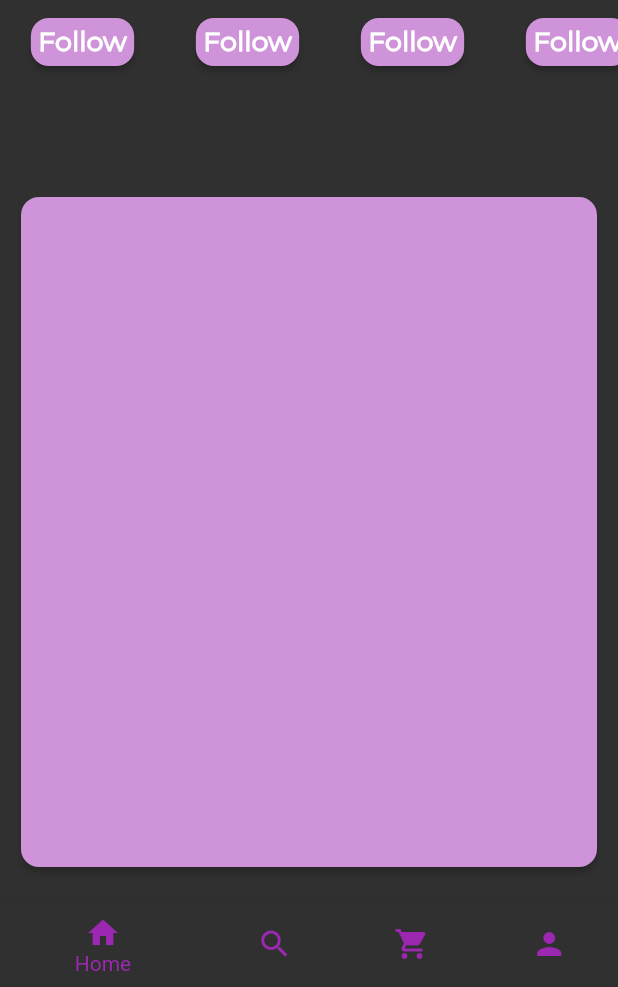
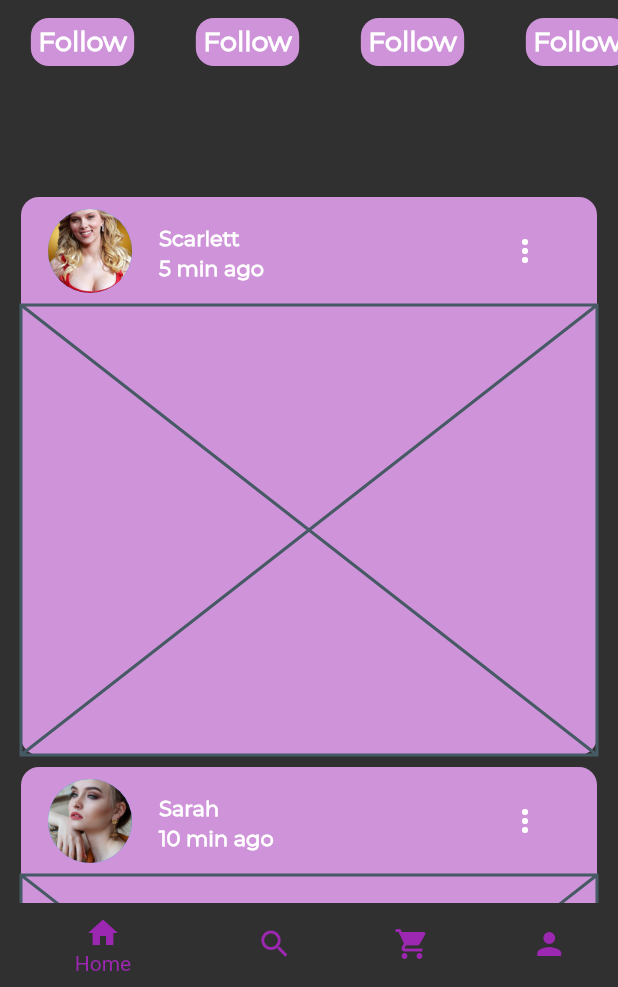
Before and after one commit to yamisagi/Fashion-App-Clone, a Flutter app: the screen it shows after launch, on a phone screen of 412 x 824 dp, the part 249-1236 px from its top. Run offline on Flutter 3.47's test engine with Material 2 defaults, Android fonts, the phone set to English and light mode, and no system bars.

Commit message:
fixed scrolledUnderElevation

```diff
--- a/lib/constant/constant.dart
+++ b/lib/constant/constant.dart
@@ -1,10 +1,12 @@
 import 'package:fashion_app/model/header_model.dart';
+import 'package:fashion_app/model/item_model.dart';
 import 'package:flutter/material.dart';
 
 class Constant {
   ///-----------------STRINGS-----------------///
   static const fontFamily = 'Montserrat';
   static const appBarTitle = Text('Fashion App');
+  static const avatarImage = 'assets/ic_model5.jpeg';
 
   ///-----------------STYLE-----------------///
   static const headerFontStyle = TextStyle(
@@ -23,6 +25,7 @@ class Constant {
   static const headerCardPadding = EdgeInsets.all(5.0);
   static const circleAvatarRadius = 50.0;
   static const circleAvatarLittleRadius = 15.0;
+  static const circleAvatarMinRadius = 30.0;
   static const headerCardRadius =
       EdgeInsets.only(bottom: 20, left: 10, right: 10);
 
@@ -59,4 +62,41 @@ class Constant {
         littleImagePath: 'assets/ic_chanellogo.jpg',
         description: 'Lorem Ipsum')
   ];
+  static final itemList = [
+    ItemModel(
+      modelName: 'Scarlett',
+      modelDescription: '5 min ago',
+      modelImage: 'assets/ic_model5.jpeg',
+      time: '5 min ago',
+    ),
+    ItemModel(
+      modelName: 'Sarah',
+      modelDescription: '10 min ago',
+      modelImage: 'assets/ic_model1.jpeg',
+      time: '10 min ago',
+    ),
+    ItemModel(
+      modelName: 'Emmet',
+      modelDescription: '25 min ago',
+      modelImage: 'assets/ic_model2.jpeg',
+      time: '25 min ago',
+    ),
+    ItemModel(
+      modelName: 'Jane',
+      modelDescription: '32 min ago',
+      modelImage: 'assets/ic_model3.jpeg',
+      time: '32 min ago',
+    ),
+    ItemModel(
+      modelName: 'Angelina',
+      modelDescription: '40 min ago',
+      modelImage: 'assets/ic_model4.jpg',
+      time: '40 min ago',
+    ),ItemModel(
+      modelName: 'Kira',
+      modelDescription: '55 min ago',
+      modelImage: 'assets/ic_model6.jpg',
+      time: '55 min ago',
+    ),
+  ];
 }
--- /dev/null
+++ b/lib/model/item_model.dart
@@ -0,0 +1,12 @@
+class ItemModel {
+  String modelName;
+  String modelDescription;
+  String modelImage;
+  String time;
+  ItemModel({
+    required this.modelName,
+    required this.modelDescription,
+    required this.modelImage,
+    required this.time,
+  });
+}
--- a/lib/page/main_screen.dart
+++ b/lib/page/main_screen.dart
@@ -2,16 +2,17 @@
 
 import 'package:fashion_app/constant/constant.dart';
 import 'package:fashion_app/widget/header.dart';
+import 'package:fashion_app/widget/item_builder.dart';
 import 'package:flutter/material.dart';
 
 class MainScreen extends StatelessWidget {
   MainScreen({Key? key}) : super(key: key);
 
   final headerList = Constant.modelList;
-
+  final itemList = Constant.itemList;
   @override
   Widget build(BuildContext context) {
-    return Column(mainAxisSize: MainAxisSize.min, children: [
+    return Column(children: [
       Expanded(
         flex: 1,
         child: AvatarList(
@@ -20,11 +21,8 @@ class MainScreen extends StatelessWidget {
       ),
       Expanded(
           flex: 2,
-          child: Padding(
-            padding: Constant.headerCardRadius,
-            child: Card(
-              child: Container(),
-            ),
+          child: ItemListBuilder(
+            itemList: itemList,
           ))
     ]);
   }
--- a/lib/theme/theme.dart
+++ b/lib/theme/theme.dart
@@ -9,6 +9,7 @@ class ProductTheme {
     ),
     useMaterial3: true,
     appBarTheme: const AppBarTheme(
+      scrolledUnderElevation: 0,
       centerTitle: false,
       elevation: 0,
       color: Colors.transparent,
@@ -27,6 +28,7 @@ class ProductTheme {
       color: Colors.orange[100],
     ),
     appBarTheme: AppBarTheme(
+      scrolledUnderElevation: 0,
       centerTitle: false,
       elevation: 0,
       color: Colors.transparent,
--- a/lib/widget/bottom_nav_bar.dart
+++ b/lib/widget/bottom_nav_bar.dart
@@ -13,6 +13,7 @@ class ProductNavBarState extends State<ProductNavBar> {
   @override
   Widget build(BuildContext context) {
     return BottomNavigationBar(
+      elevation: 0,
       type: BottomNavigationBarType.shifting,
       unselectedIconTheme: IconThemeData(color: widget.fixedColor),
       fixedColor: widget.fixedColor,
--- a/lib/widget/header.dart
+++ b/lib/widget/header.dart
@@ -61,6 +61,7 @@ class AvatarList extends StatelessWidget {
       onTap: (() => showDialog(
           context: context, builder: ((context) => _dialog(index, context)))),
       child: Card(
+        elevation: 0,
         margin: Constant.headerCardMargin,
         child: Padding(
           padding: Constant.headerCardPadding,
--- /dev/null
+++ b/lib/widget/item_builder.dart
@@ -0,0 +1,47 @@
+import 'package:fashion_app/model/item_model.dart';
+import 'package:flutter/material.dart';
+
+import '../constant/constant.dart';
+
+class ItemListBuilder extends StatelessWidget {
+  final List<ItemModel> itemList;
+  const ItemListBuilder({Key? key, required this.itemList}) : super(key: key);
+
+  @override
+  Widget build(BuildContext context) {
+    return ListView.builder(
+      padding: Constant.headerCardRadius,
+      itemBuilder: ((context, index) {
+        return Card(
+          elevation: 0,
+          child: Column(
+            children: [
+              ListTile(
+                leading: CircleAvatar(
+                  radius: Constant.circleAvatarMinRadius,
+                  backgroundImage: AssetImage(itemList[index].modelImage),
+                ),
+                title: Text(
+                  itemList[index].modelName,
+                  style: Constant.followButtonHeaderFontStyle,
+                ),
+                subtitle: Text(
+                  itemList[index].modelDescription,
+                  style: Constant.followButtonDescriptionFontStyle,
+                ),
+                trailing: IconButton(
+                  icon: const Icon(Icons.more_vert),
+                  onPressed: () {},
+                ),
+              ),
+              const Placeholder(
+                fallbackHeight: 300,
+              )
+            ],
+          ),
+        );
+      }),
+      itemCount: itemList.length,
+    );
+  }
+}
```
Also changed, not shown: 1 other file.
